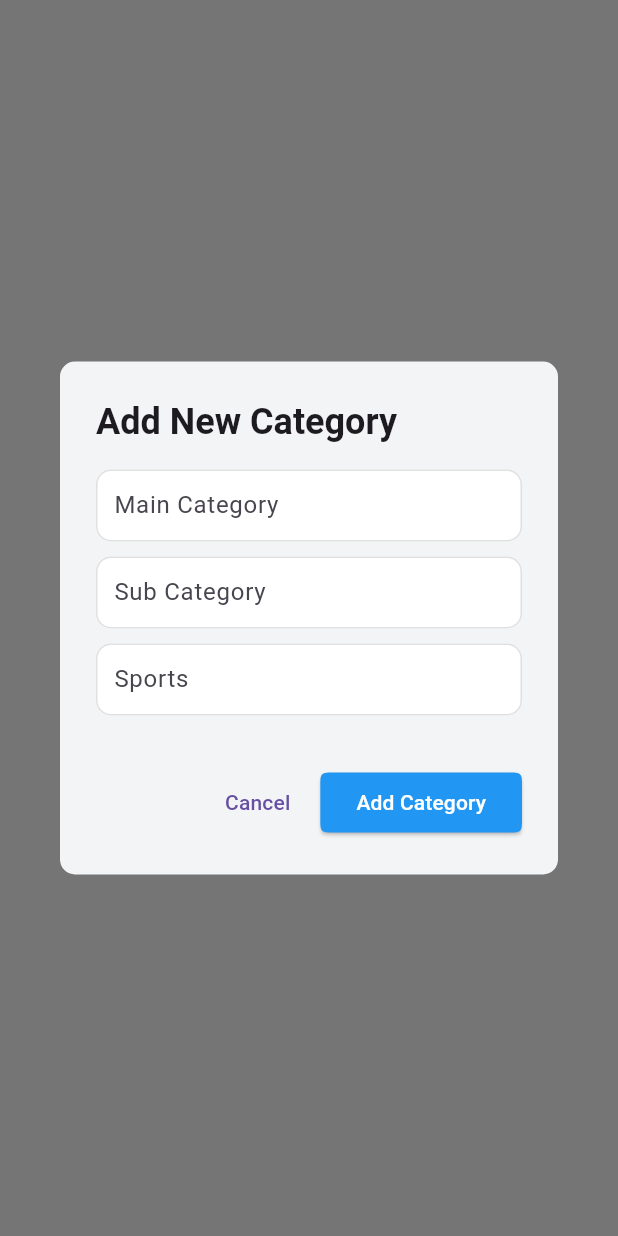
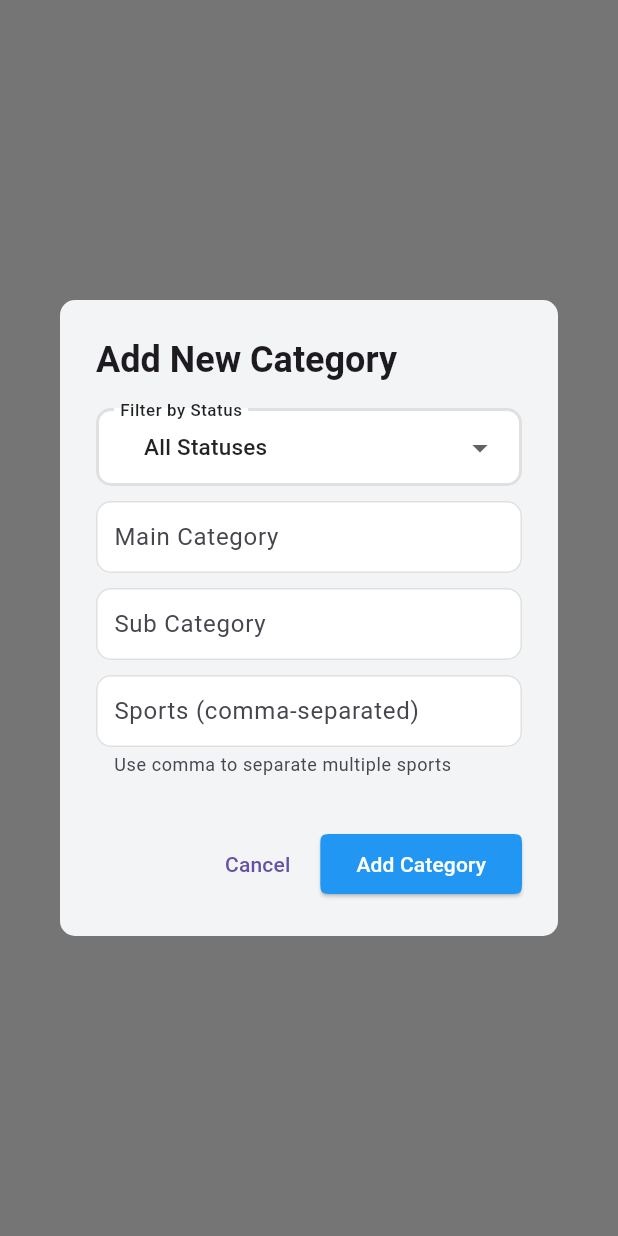
Before and after one commit to MTS-Services/Batteryqk_web-version-App, a Flutter app: what openAddCategoryDialog() shows on an empty page, opened directly, on a phone screen of 412 x 824 dp. Run offline on Flutter 3.47's test engine with Material 3 defaults, Android fonts, the phone set to English and light mode, and no system bars; our stand-ins replace dropdown_button2, file_picker, flutter_screenutil, get, shared_preferences; accounts and stored records are empty; network calls fail.

Commit message:
first commit

```diff
--- a/lib/data/utils/urls.dart
+++ b/lib/data/utils/urls.dart
@@ -4,4 +4,5 @@ class Urls{
   static  String userLogin = "$_baseUrl/users/login";
   static const String userDelete = "$_baseUrl/users/delete";
   static const String userUpdate = "$_baseUrl/users/update";
+  static const String categoryCreate = "$_baseUrl/categories";
 }
--- a/lib/screen/sing_in_screen.dart
+++ b/lib/screen/sing_in_screen.dart
@@ -1,11 +1,12 @@
 import 'dart:ui';
+import 'package:batteryqk_web/screen/widget/background_widget.dart';
 import 'package:flutter/material.dart';
 import 'package:get/get.dart';
 import '../data/model/logi_in_model.dart';
-import '../data/service/auth_controller.dart';
+import '../data/service/api_service.dart';
 import '../screen/widget/button_animation.dart';
 import '../screen/widget/gradient_border_painter.dart';
-import 'admin/responsive.dart';
+
 
 
 class SignInScreen extends StatefulWidget {
@@ -44,9 +45,8 @@ class _SignInScreenState extends State<SignInScreen>
     double h = MediaQuery.of(context).size.height;
     double w = MediaQuery.of(context).size.width;
 
-    return Scaffold(
-      backgroundColor: Colors.grey[100],
-      body: Center(
+    return BackgroundWidget(
+      child: Center(
         child: Padding(
           padding: const EdgeInsets.all(16),
           child: AnimatedBuilder(
@@ -62,10 +62,10 @@ class _SignInScreenState extends State<SignInScreen>
                   child: Container(
                     decoration: BoxDecoration(
                       borderRadius: BorderRadius.circular(25),
-                      color: Colors.white.withOpacity(0.9),
+                      color: Colors.white.withAlpha(230),
                       boxShadow: [
                         BoxShadow(
-                          color: Colors.black.withOpacity(0.1),
+                          color: Colors.black.withAlpha(26),
                           blurRadius: 20,
                           spreadRadius: 3,
                           offset: const Offset(0, 10),
--- a/lib/screen/widget/add_category.dart
+++ b/lib/screen/widget/add_category.dart
@@ -1,35 +1,120 @@
+import 'package:batteryqk_web/data/model/catagory_create_model.dart';
+import 'package:batteryqk_web/screen/widget/show_Snackbar.dart';
+import 'package:flutter/material.dart';
+import 'package:get/get.dart';
 
-import 'package:flutter/material.dart';
+import '../../controller/category_controller.dart';
+import '../../data/model/sum_category_model.dart';
+import 'custom_dropdown_button.dart';
 import 'dilog_utils.dart';
+
 final Map<String, TextEditingController> controllers = {
   'main': TextEditingController(),
   'sub': TextEditingController(),
   'sports': TextEditingController(),
 };
+
 void openAddCategoryDialog(BuildContext context) {
+  String selectedStatus = 'All Statuses';
+  final createCategory = Get.put(CategoryController());
+
   showCustomFormDialog(
     context: context,
     title: 'Add New Category',
     confirmText: 'Add Category',
     cancelText: 'Cancel',
     fields: [
-      _buildField('Main Category', controllers['main']!),
-      _buildField('Sub Category', controllers['sub']!),
-      _buildField('Sports', controllers['sports']!),
+      StatefulBuilder(
+        builder: (BuildContext context, StateSetter setState) {
+          return Column(
+            crossAxisAlignment: CrossAxisAlignment.start,
+            children: [
+              StatusDropdown(
+                dropdownBgColor: Colors.white,
+                focusedBorderColor: Colors.white,
+                value: selectedStatus,
+                onChanged: (val) {
+                  if (val != null) {
+                    setState(() => selectedStatus = val);
+                  }
+                },
+                statusList: [
+                  'All Statuses',
+                  'Confirmed',
+                  'Pending',
+                  'Canceled',
+                ],
+                hintText: 'Choose status',
+                labelText: 'Filter by Status',
+                borderRadius: 10,
+                fontSize: 15,
+              ),
+              const SizedBox(height: 10),
+              _buildField(
+                'Main Category',
+                controllers['main']!,
+                enabled: selectedStatus == 'All Statuses',
+              ),
+              _buildField('Sub Category', controllers['sub']!),
+              _buildField('Sports (comma-separated)', controllers['sports']!),
+            ],
+          );
+        },
+      ),
     ],
-    onConfirm: () {
-      controllers.forEach((key, controller) {
-        print('$key: ${controller.text}');
-      });
+    onConfirm: () async {
+      final main = controllers['main']!.text.trim();
+      final sub = controllers['sub']!.text.trim();
+      final sportsRaw = controllers['sports']!.text.trim();
+
+      // Validate all fields
+      if (main.isEmpty || sub.isEmpty || sportsRaw.isEmpty) {
+        showSnackbar('Error', 'All fields are required');
+        return;
+      }
+
+      final List<String> sportsList = sportsRaw
+          .split(',')
+          .map((e) => e.trim())
+          .where((e) => e.isNotEmpty)
+          .toList();
+
+      final SubCategory subCategory = SubCategory(
+        name: sub,
+        specificItems: sportsList,
+      );
+
+
+      final CategoryCreateModel newCategory = CategoryCreateModel(
+        mainCategory: main,
+        subCategories: [subCategory],
+      );
+
+      final bool success = await createCategory.createCategory(newCategory);
+      if (success) {
+        controllers.forEach((_, c) => c.clear());
+      }
     },
   );
 }
-Widget _buildField(String label, TextEditingController controller) {
+
+Widget _buildField(
+    String label,
+    TextEditingController controller, {
+      bool enabled = true,
+    }) {
   return Padding(
     padding: const EdgeInsets.only(bottom: 10),
     child: TextFormField(
       controller: controller,
-      decoration: InputDecoration(labelText: label),
+      enabled: enabled,
+      decoration: InputDecoration(
+        labelText: label,
+        helperText: label == 'Sports (comma-separated)'
+            ? 'Use comma to separate multiple sports'
+            : null,
+        border: const OutlineInputBorder(),
+      ),
     ),
   );
 }
```
Also changed, not shown: lib/controller/category_controller.dart (added, +23 -0 lines), lib/controller/listing_controller.dart (added, +18 -0 lines), lib/data/model/catagory_create_model.dart (added, +27 -0 lines), lib/data/model/sum_category_model.dart (added, +23 -0 lines), lib/data/model/updateModel.dart (+3 -4 lines), lib/data/service/api_service.dart (renamed from lib/data/service/auth_controller.dart, +8 -8 lines), lib/data/service/category_create_service.dart (added, +55 -0 lines), lib/data/service/get_all_user_service.dart (+8 -8 lines), lib/screen/listing_screen.dart (+18 -13 lines), lib/screen/user_screen.dart (+7 -7 lines), lib/screen/widget/background_widget.dart (added, +31 -0 lines), lib/screen/widget/choose_file.dart (+65 -45 lines), asset/images/background.png (added), 1 other file.
